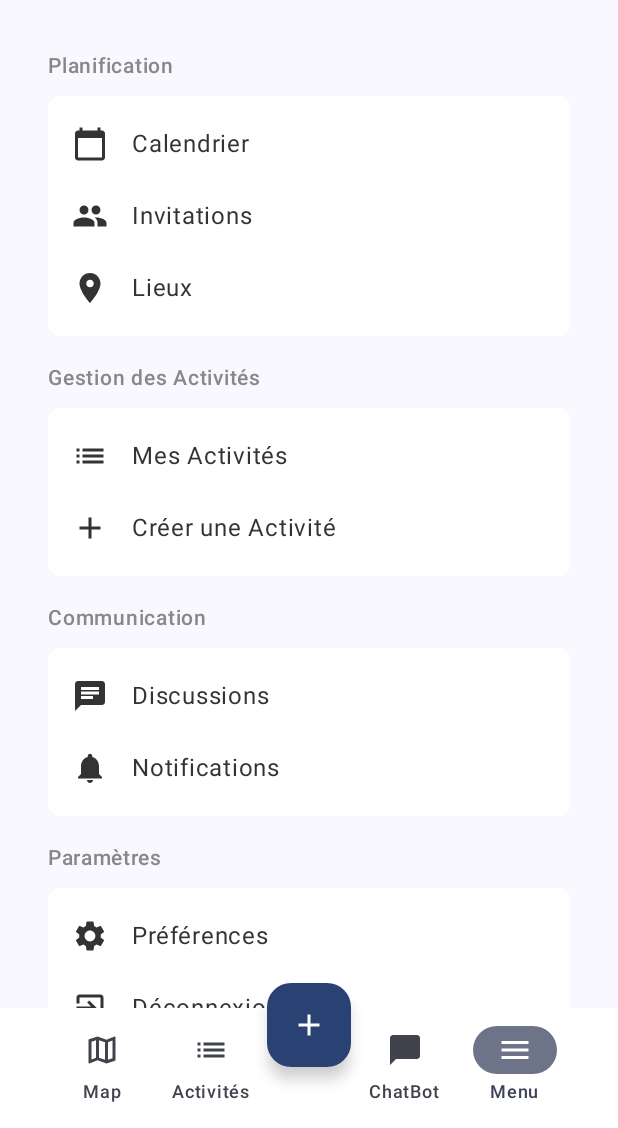
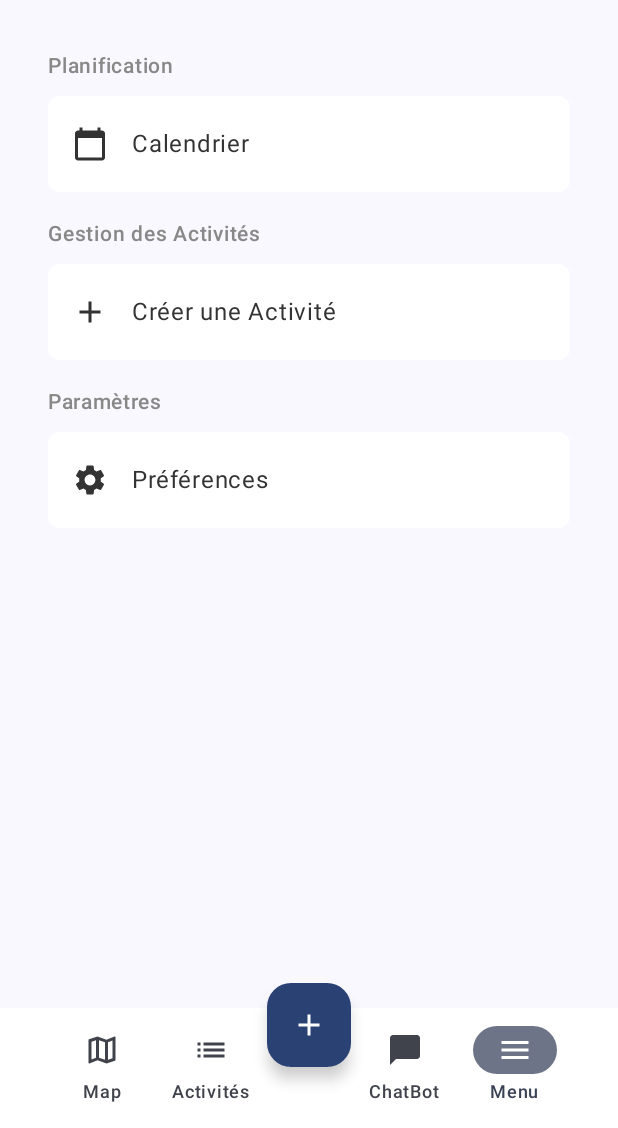
Before and after one commit to antoinesesini/plan-N-go, an Android app built with Jetpack Compose: the screen it shows after launch (MainActivity), item 4 of the bottom bar chosen, on a phone screen of 412 x 824 dp, the part 108-1236 px from its top. Run offline under Robolectric (Android 15) with nearby library versions, the phone set to English and light mode, and no system bars; our stand-ins replace Firebase (no records; nobody signed in at launch, a user with empty details on screens opened directly); libraries missing offline, so code that uses them is left out: com.example.compose, org.osmdroid.events, org.osmdroid.tileprovider, org.osmdroid.util, org.osmdroid.views; 12 statements that could not run were skipped.

Commit message:
Refactor du menu

```diff
--- a/planngo/app/src/main/java/ca/uqac/etu/planngo/screens/MenuScreen.kt
+++ b/planngo/app/src/main/java/ca/uqac/etu/planngo/screens/MenuScreen.kt
@@ -22,12 +22,6 @@ import androidx.navigation.compose.composable
 import androidx.navigation.compose.rememberNavController
 import ca.uqac.etu.planngo.screens.menuScreens.CalendarScreen
 import ca.uqac.etu.planngo.screens.menuScreens.CreateActivityScreen
-import ca.uqac.etu.planngo.screens.menuScreens.DiscussionsScreen
-import ca.uqac.etu.planngo.screens.menuScreens.InvitationsScreen
-import ca.uqac.etu.planngo.screens.menuScreens.LocationsScreen
-import ca.uqac.etu.planngo.screens.menuScreens.LogoutScreen
-import ca.uqac.etu.planngo.screens.menuScreens.MyActivitiesScreen
-import ca.uqac.etu.planngo.screens.menuScreens.NotificationsScreen
 import ca.uqac.etu.planngo.screens.menuScreens.PreferencesScreen
 
 @Composable
@@ -45,14 +39,8 @@ fun MenuScreen(navController: NavController) {
                 MenuContent(innerNavController)
             }
             composable("calendar") { CalendarScreen(navController = innerNavController) }
-            composable("invitations") { InvitationsScreen() }
-            composable("locations") { LocationsScreen() }
-            composable("my_activities") { MyActivitiesScreen() }
             composable("create_activity") { CreateActivityScreen() }
-            composable("discussions") { DiscussionsScreen() }
-            composable("notifications") { NotificationsScreen() }
             composable("preferences") { PreferencesScreen() }
-            composable("logout") { LogoutScreen() }
         }
     }
 }
@@ -83,45 +71,15 @@ fun MenuContent(innerNavController: NavController) {
                     title = "Calendrier",
                     onClick = { innerNavController.navigate("calendar") }
                 )
-                SettingsItem(
-                    icon = Icons.Filled.Group,
-                    title = "Invitations",
-                    onClick = { innerNavController.navigate("invitations") }
-                )
-                SettingsItem(
-                    icon = Icons.Filled.Place,
-                    title = "Lieux",
-                    onClick = { innerNavController.navigate("locations") }
-                )
             }
         }
 
         item {
             SettingsSection(title = "Gestion des Activités") {
                 SettingsItem(
-                    icon = Icons.Filled.List,
-                    title = "Mes Activités",
-                    onClick = { innerNavController.navigate("my_activities") }
-                )
-                SettingsItem(
                     icon = Icons.Filled.Add,
                     title = "Créer une Activité",
                     onClick = { innerNavController.navigate("create_activity") }
-                )
-            }
-        }
-
-        item {
-            SettingsSection(title = "Communication") {
-                SettingsItem(
-                    icon = Icons.Filled.Chat,
-                    title = "Discussions",
-                    onClick = { innerNavController.navigate("discussions") }
-                )
-                SettingsItem(
-                    icon = Icons.Filled.Notifications,
-                    title = "Notifications",
-                    onClick = { innerNavController.navigate("notifications") }
                 )
             }
         }
@@ -132,11 +90,6 @@ fun MenuContent(innerNavController: NavController) {
                     icon = Icons.Filled.Settings,
                     title = "Préférences",
                     onClick = { innerNavController.navigate("preferences") }
-                )
-                SettingsItem(
-                    icon = Icons.Filled.ExitToApp,
-                    title = "Déconnexion",
-                    onClick = { innerNavController.navigate("logout") }
                 )
             }
         }
```
Also changed, not shown: planngo/app/src/main/java/ca/uqac/etu/planngo/screens/menuScreens/DiscussionsScreen.kt (deleted, +0 -9 lines), planngo/app/src/main/java/ca/uqac/etu/planngo/screens/menuScreens/InvitationsScreen.kt (deleted, +0 -10 lines), planngo/app/src/main/java/ca/uqac/etu/planngo/screens/menuScreens/LocationsScreen.kt (deleted, +0 -9 lines), planngo/app/src/main/java/ca/uqac/etu/planngo/screens/menuScreens/LogoutScreen.kt (deleted, +0 -10 lines), planngo/app/src/main/java/ca/uqac/etu/planngo/screens/menuScreens/MyActivitiesScreen.kt (deleted, +0 -9 lines), planngo/app/src/main/java/ca/uqac/etu/planngo/screens/menuScreens/NotificationsScreen.kt (deleted, +0 -9 lines).
